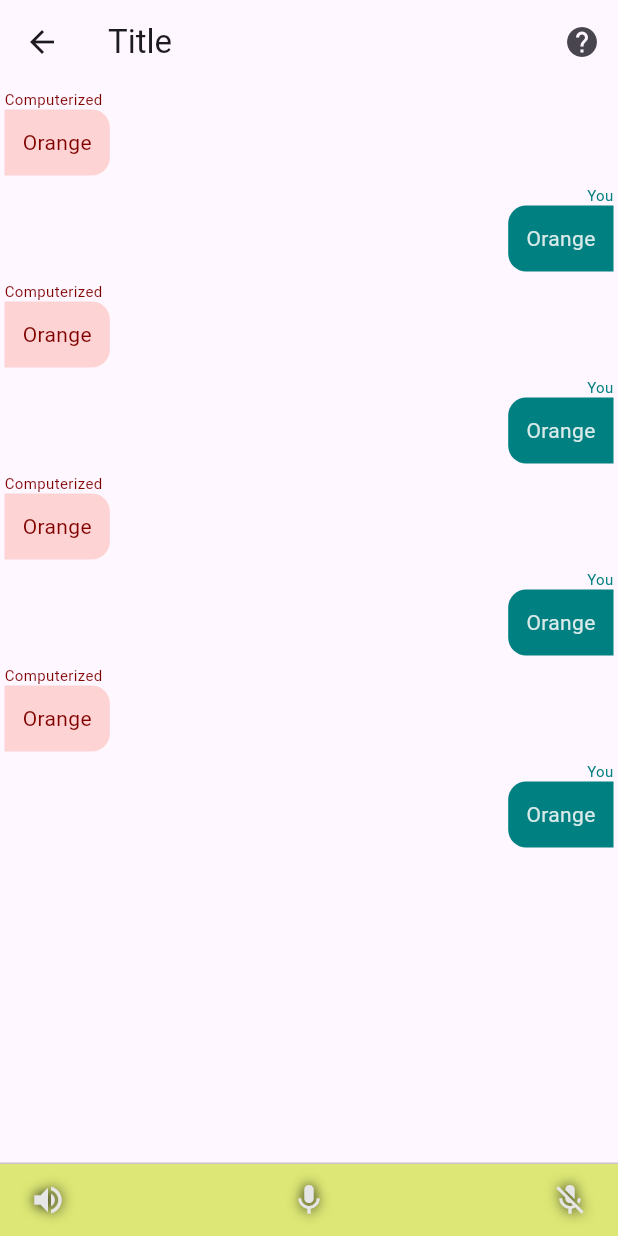
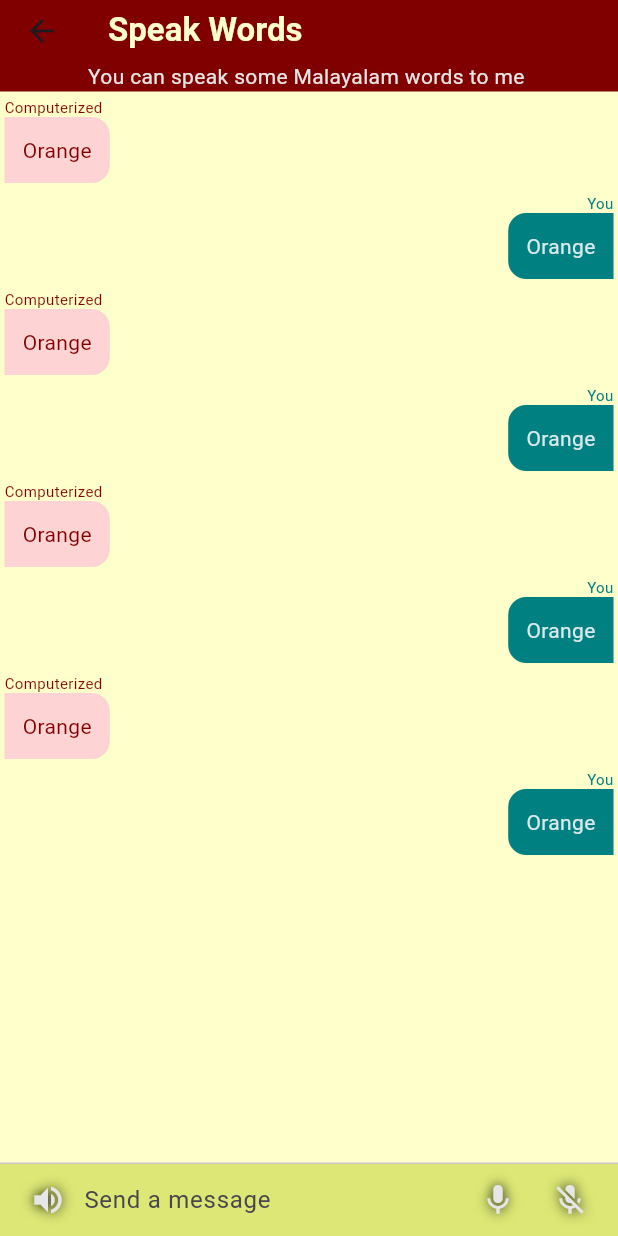
Before and after one commit to abdullac/speak_easy_english, a Flutter app: the PageKnowledge screen opened directly, after a tap on "Fruits", on a phone screen of 412 x 824 dp. Run offline on Flutter 3.47's test engine with Material 3 defaults, Android fonts, the phone set to English and light mode, and no system bars; our stand-ins replace cached_network_image.

Commit message:
make chat page for knowledge page instead of speakKnowledgePage, changed name ChallangePage to ChatPage

```diff
--- a/lib/ui/pages/challange_page/page_challange.dart
+++ b/lib/ui/pages/challange_page/page_challange.dart
@@ -5,8 +5,14 @@ import 'package:speak_easy_english/ui/shared/widgets/icon_buttonwith_shadow.dart
 import 'package:speak_easy_english/utils/constents/colours.dart';
 import 'package:speak_easy_english/utils/constents/enums.dart';
 
-class PageChallange extends StatelessWidget {
-  const PageChallange({super.key});
+class PageChat extends StatelessWidget {
+  final String chatPageTitle;
+  final String chatPageSubTitle;
+  const PageChat({
+    super.key,
+    required this.chatPageTitle,
+    required this.chatPageSubTitle,
+  });
 
   @override
   Widget build(BuildContext context) {
@@ -14,18 +20,18 @@ class PageChallange extends StatelessWidget {
       backgroundColor: lightYellow,
       appBar: AppBar(
         backgroundColor: maroon,
-        title: const Text(
-          'Chat with Me',
-          style: TextStyle(
+        title: Text(
+          chatPageTitle,
+          style: const TextStyle(
             color: lightYellow,
             fontWeight: FontWeight.bold,
           ),
         ),
-        bottom: const PreferredSize(
-          preferredSize: Size(double.infinity, 5),
+        bottom: PreferredSize(
+          preferredSize: const Size(double.infinity, 5),
           child: Text(
-            "You can speak to me",
-            style: TextStyle(
+            chatPageSubTitle,
+            style: const TextStyle(
               color: lightGreyscale,
             ),
           ),
@@ -63,16 +69,32 @@ class PageChallange extends StatelessWidget {
       ),
       child: IconTheme(
         data: const IconThemeData(color: maroon),
-        child: Container(
+        child: Column(
+          children: [
+            Container(
               margin: const EdgeInsets.symmetric(horizontal: 8.0),
               child: const Row(
+                mainAxisAlignment: MainAxisAlignment.spaceBetween,
                 children: [
+                  IconButtonWithShadow(icon: Icons.volume_up),
+                  ChatTextField(),
                   IconButtonWithShadow(icon: Icons.mic),
-              ChatTextField(),
-              IconButtonWithShadow(icon: Icons.send),
-              IconButtonWithShadow(icon: Icons.volume_up),
+                  IconButtonWithShadow(icon: Icons.mic_off),
                 ],
               ),
+            ),
+            // Container(
+            //   margin: const EdgeInsets.symmetric(horizontal: 8.0),
+            //   child: const Row(
+            //     children: [
+            //       IconButtonWithShadow(icon: Icons.mic),
+            //       ChatTextField(),
+            //       IconButtonWithShadow(icon: Icons.send),
+            //       IconButtonWithShadow(icon: Icons.volume_up),
+            //     ],
+            //   ),
+            // ),
+          ],
         ),
       ),
     );
--- a/lib/ui/pages/knowledge_page/widgets/self_introduction_section.dart
+++ b/lib/ui/pages/knowledge_page/widgets/self_introduction_section.dart
@@ -1,4 +1,5 @@
 import 'package:flutter/material.dart';
+import 'package:speak_easy_english/ui/pages/challange_page/page_challange.dart';
 import 'package:speak_easy_english/ui/pages/knowledge_page/widgets/content_text_widget.dart';
 import 'package:speak_easy_english/ui/pages/knowledge_page/widgets/section_widget.dart';
 import 'package:speak_easy_english/ui/pages/speak_knowledge_page/page_speak_knowledge.dart';
@@ -50,7 +51,12 @@ class SelfIntroduceSection extends StatelessWidget {
                   ElevatedButton.icon(
                     onPressed: () {
                       Navigator.of(context).push(MaterialPageRoute(
-                        builder: (builder) => const PageSpeakKnowledge()));
+                        // builder: (builder) => const PageSpeakKnowledge(),
+                        builder: (builder) => const PageChat(
+                          chatPageTitle: "Self Introduce",
+                          chatPageSubTitle: "You can Introduce to me your self",
+                        ),
+                      ));
                     },
                     icon: const Icon(
                       Icons.mic,
--- a/lib/ui/pages/knowledge_page/widgets/speak_word_section.dart
+++ b/lib/ui/pages/knowledge_page/widgets/speak_word_section.dart
@@ -29,7 +29,7 @@ class SpeakWordSection extends StatelessWidget {
             ),
             // ImageListViewWidget(),
             ImageListView(
-                onTapImageListView: OnTapImageListView.gotoSpeakKnowledgePage,
+                onTapImageListView: OnTapImageListView.gotoMalayalamWordsKnowledgePage,
                 itemText: "Sample Text"),
           ],
         ),
@@ -46,7 +46,7 @@ class SpeakWordSection extends StatelessWidget {
             ),
             // ImageListViewWidget(),
             ImageListView(
-                onTapImageListView: OnTapImageListView.gotoSpeakKnowledgePage,
+                onTapImageListView: OnTapImageListView.gotoEnglishWordsKnowledgePage,
                 itemText: "Text"),
           ],
         ),
--- a/lib/ui/shared/widgets/imagetile.dart
+++ b/lib/ui/shared/widgets/imagetile.dart
@@ -30,11 +30,28 @@ class ListItemImageTile extends StatelessWidget {
                     )))
             : onTapImageListView == OnTapImageListView.gotoChallangePage
                 ? Navigator.of(context).push(MaterialPageRoute(
-                    builder: (builder) => const PageChallange()))
+                    builder: (builder) => const PageChat(
+                          chatPageTitle: 'Chat with Me',
+                          chatPageSubTitle: "You can speak to me",
+                        )))
                 : onTapImageListView ==
-                        OnTapImageListView.gotoSpeakKnowledgePage
+                        OnTapImageListView.gotoMalayalamWordsKnowledgePage
                     ? Navigator.of(context).push(MaterialPageRoute(
-                        builder: (builder) => const PageSpeakKnowledge()))
+                        // builder: (builder) => const PageSpeakKnowledge(),
+                        builder: (builder) => const PageChat(
+                          chatPageTitle: "Speak Words",
+                          chatPageSubTitle: "You can speak some Malayalam words to me ",
+                        ),
+                      ))
+                    : onTapImageListView ==
+                        OnTapImageListView.gotoEnglishWordsKnowledgePage
+                    ? Navigator.of(context).push(MaterialPageRoute(
+                        // builder: (builder) => const PageSpeakKnowledge(),
+                        builder: (builder) => const PageChat(
+                          chatPageTitle: "Speak Words",
+                          chatPageSubTitle: "You can speak some English words to me ",
+                        ),
+                      ))
                     : null;
       },
       child: Container(
--- a/lib/utils/constents/enums.dart
+++ b/lib/utils/constents/enums.dart
@@ -7,5 +7,8 @@ enum OnTapImageListView {
   gotoSamplesPage,
   gotoChallangePage,
   gotoPracticePage,
-  gotoSpeakKnowledgePage,
+  // gotoSpeakKnowledgePage,
+  gotoSelfIntroduceKnowledgePage,
+  gotoMalayalamWordsKnowledgePage,
+  gotoEnglishWordsKnowledgePage,
 }
```
Lines whose indentation alone changed are shown as unchanged.
